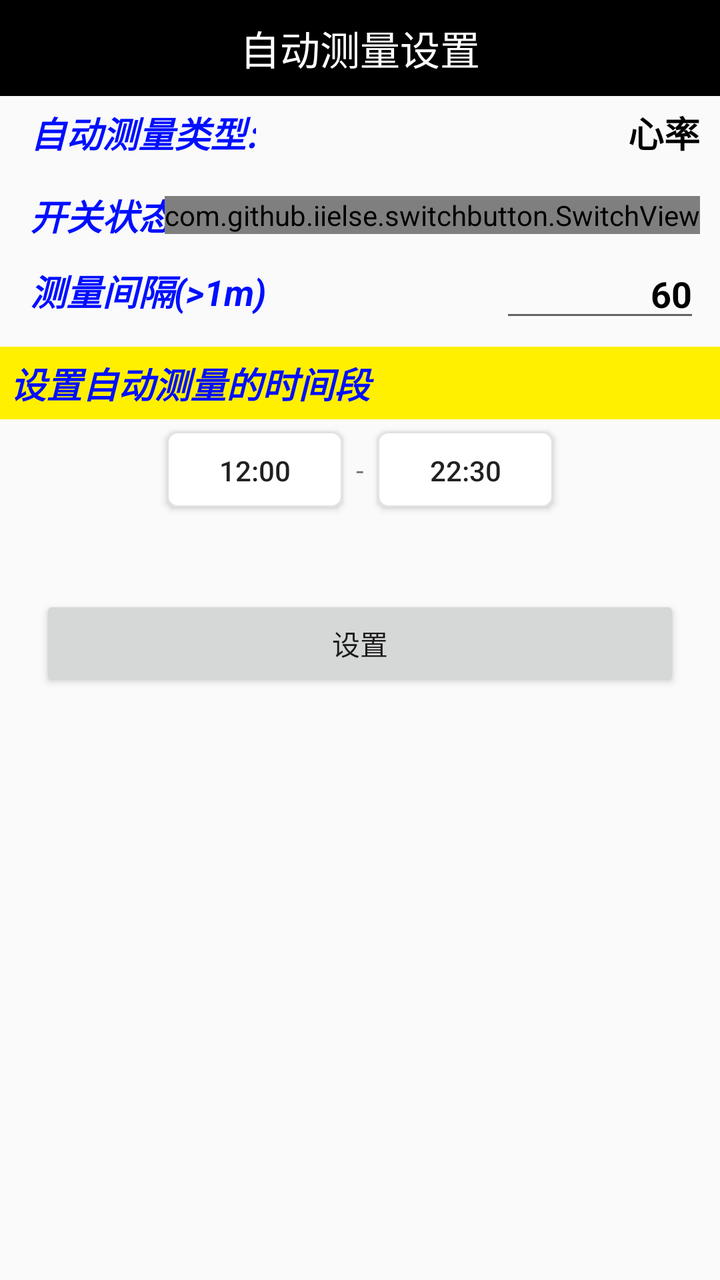
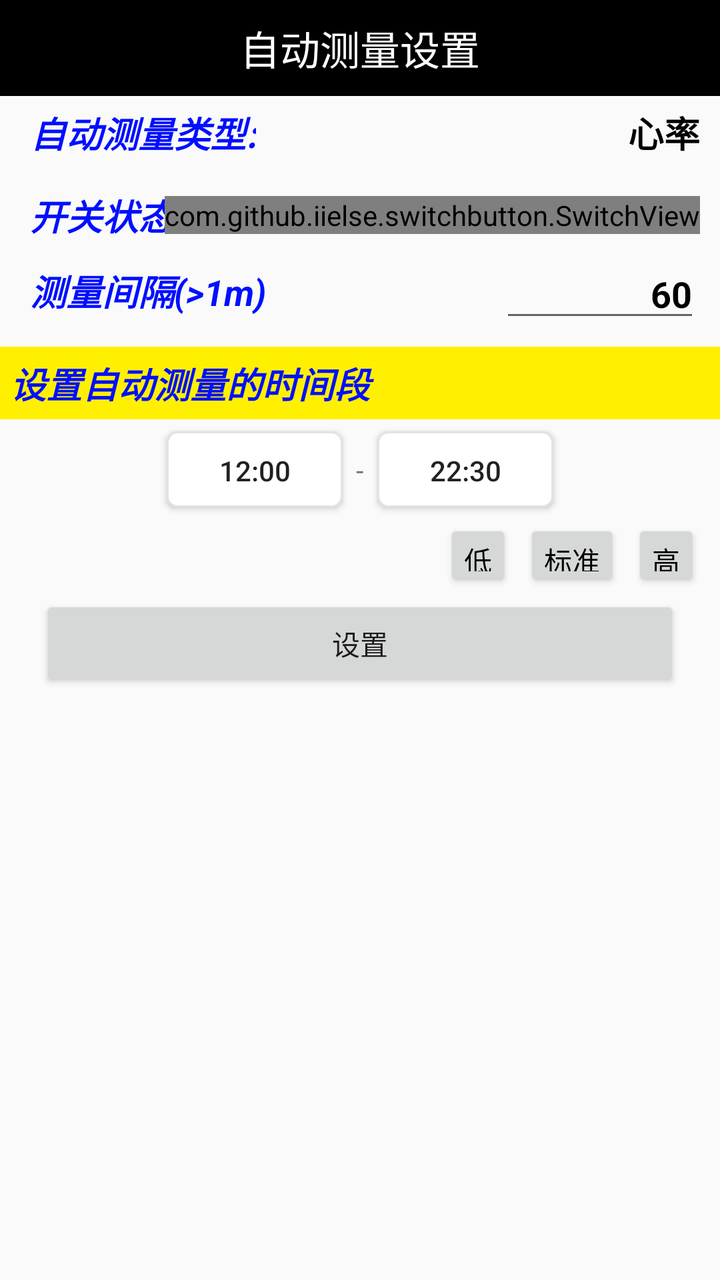

Compare the two renders of this Android layout. The source of the first and the diff that turns it into the second are given below.
<!-- AndroidManifest.xml: application theme AppTheme -->
<!-- res/layout/activity_auto_measure_edit.xml -->
<?xml version="1.0" encoding="utf-8"?>
<androidx.constraintlayout.widget.ConstraintLayout xmlns:android="http://schemas.android.com/apk/res/android"
    xmlns:app="http://schemas.android.com/apk/res-auto"
    android:fitsSystemWindows="true"
    android:layout_width="match_parent"
    android:layout_height="match_parent">

    <TextView
        android:id="@+id/tvTitle"
        android:layout_width="match_parent"
        android:layout_height="48dp"
        android:layout_centerInParent="true"
        android:background="#000"
        android:gravity="center"
        android:text="自动测量设置"
        android:textColor="@android:color/white"
        android:textSize="20sp"
        app:layout_constraintEnd_toEndOf="parent"
        app:layout_constraintStart_toStartOf="parent"
        app:layout_constraintTop_toTopOf="parent" />

    <TextView
        android:id="@+id/tvAutoMeasureTypeTitle"
        android:layout_width="wrap_content"
        android:layout_height="wrap_content"
        android:layout_marginStart="10dp"
        android:padding="5dp"
        android:text="自动测量类型:"
        android:textColor="#000FFF"
        android:textSize="18sp"
        android:textStyle="bold|italic"
        app:layout_constraintStart_toStartOf="parent"
        app:layout_constraintTop_toBottomOf="@id/tvTitle" />

    <TextView
        android:id="@+id/tvAutoMeasureType"
        app:layout_constraintTop_toTopOf="@id/tvAutoMeasureTypeTitle"
        app:layout_constraintBottom_toBottomOf="@id/tvAutoMeasureTypeTitle"
        app:layout_constraintEnd_toEndOf="parent"
        android:layout_marginEnd="10dp"
        android:text="心率"
        android:textSize="18sp"
        android:textColor="#000"
        android:textStyle="bold"
        android:layout_width="wrap_content"
        android:layout_height="wrap_content"/>

    <TextView
        android:id="@+id/tvAutoMeasureStateTitle"
        android:layout_width="wrap_content"
        android:layout_height="wrap_content"
        android:padding="5dp"
        android:text="开关状态:"
        android:layout_marginTop="10dp"
        android:layout_marginStart="10dp"
        android:textColor="#000FFF"
        android:textSize="18sp"
        android:textStyle="bold|italic"
        app:layout_constraintStart_toStartOf="parent"
        app:layout_constraintTop_toBottomOf="@id/tvAutoMeasureType" />

    <com.github.iielse.switchbutton.SwitchView
        android:id="@+id/svStatus"
        android:layout_height="wrap_content"
        android:layout_width="wrap_content"
        app:isOpened="true"
        android:layout_marginEnd="10dp"
        app:layout_constraintTop_toTopOf="@id/tvAutoMeasureStateTitle"
        app:layout_constraintBottom_toBottomOf="@id/tvAutoMeasureStateTitle"
        app:layout_constraintEnd_toEndOf="parent" />

    <TextView
        android:id="@+id/tvStepUnitSet"
        android:layout_width="wrap_content"
        android:layout_height="wrap_content"
        android:padding="5dp"
        android:text="测量间隔(>1m)"
        android:layout_marginTop="10dp"
        android:layout_marginStart="10dp"
        android:textColor="#000FFF"
        android:textSize="18sp"
        android:textStyle="bold|italic"
        app:layout_constraintStart_toStartOf="parent"
        app:layout_constraintTop_toBottomOf="@id/svStatus" />

    <EditText
        android:id="@+id/etInterval"
        app:layout_constraintTop_toTopOf="@id/tvStepUnitSet"
        app:layout_constraintBottom_toBottomOf="@id/tvStepUnitSet"
        app:layout_constraintEnd_toEndOf="parent"
        android:layout_marginEnd="10dp"
        android:text="60"
        android:gravity="end|center_vertical"
        android:inputType="number"
        android:textSize="18sp"
        android:textColor="#000"
        android:textStyle="bold"
        android:layout_width="100dp"
        android:layout_height="wrap_content"/>

    <TextView
        android:id="@+id/tvSetMeasureTime"
        android:layout_width="match_parent"
        android:layout_height="wrap_content"
        android:padding="5dp"
        android:layout_marginTop="10dp"
        android:text="设置自动测量的时间段"
        android:textColor="#000FFF"
        android:background="#FFF000"
        android:textSize="18sp"
        android:textStyle="bold|italic"
        app:layout_constraintStart_toStartOf="parent"
        app:layout_constraintTop_toBottomOf="@id/tvStepUnitSet" />

    <Button
        android:id="@+id/btnStartTimePicker"
        android:layout_width="wrap_content"
        android:layout_height="38dp"
        android:layout_marginStart="20dp"
        android:background="@drawable/date_time_btn_bg"
        android:padding="10dp"
        android:layout_marginTop="6dp"
        android:text="12:00"
        app:layout_constraintEnd_toStartOf="@id/tv_"
        app:layout_constraintTop_toBottomOf="@id/tvSetMeasureTime" />

    <TextView
        android:id="@+id/tv_"
        android:layout_width="wrap_content"
        android:layout_height="wrap_content"
        android:text="  -  "
        app:layout_constraintBottom_toBottomOf="@id/btnStartTimePicker"
        app:layout_constraintEnd_toEndOf="parent"
        app:layout_constraintStart_toStartOf="parent"
        app:layout_constraintTop_toTopOf="@id/btnStartTimePicker" />

    <Button
        android:id="@+id/btnEndTimePicker"
        android:layout_width="wrap_content"
        android:layout_height="38dp"
        android:background="@drawable/date_time_btn_bg"
        android:padding="10dp"
        android:layout_marginTop="6dp"
        android:text="22:30"
        app:layout_constraintStart_toEndOf="@id/tv_"
        app:layout_constraintTop_toBottomOf="@id/tvSetMeasureTime" />

    <TextView
        android:id="@+id/tvSupportInfo"
        app:layout_constraintStart_toStartOf="parent"
        app:layout_constraintEnd_toEndOf="parent"
        android:layout_marginTop="5dp"
        app:layout_constraintTop_toBottomOf="@id/btnStartTimePicker"
        android:textColor="@color/real_red"
        android:layout_width="wrap_content"
        android:layout_height="wrap_content"/>

    <Button
        android:id="@+id/btnSetting"
        app:layout_constraintStart_toStartOf="parent"
        app:layout_constraintEnd_toEndOf="parent"
        android:layout_margin="20dp"
        android:text="设置"
        app:layout_constraintTop_toBottomOf="@id/tvSupportInfo"
        android:layout_width="match_parent"
        android:layout_height="wrap_content"/>

</androidx.constraintlayout.widget.ConstraintLayout>
<!-- resources referenced by this layout -->
<resources>
  <color name="real_red">#f00</color>
  <!-- drawable date_time_btn_bg (drawable) -->
  <?xml version="1.0" encoding="utf-8"?>
  <shape xmlns:android="http://schemas.android.com/apk/res/android">
      <corners android:radius="5dp"/>
      <stroke android:color="#e2e2e2" android:width="1dp"/>
      <solid android:color="#ffffff"/>
  </shape>
  <style name="AppTheme" parent="Theme.AppCompat.Light.NoActionBar">
          
          <item name="colorPrimary">@color/colorPrimary</item>
          <item name="colorPrimaryDark">@color/colorPrimaryDark</item>
          <item name="colorAccent">@color/colorAccent</item>
          
          <item name="android:windowDrawsSystemBarBackgrounds">false</item>
          <item name="android:fitsSystemWindows">true</item>
  
          
          <item name="android:statusBarColor">@color/colorPrimaryDark</item>
  
          
          <item name="android:windowLightStatusBar">true</item>
  
      </style>
  <color name="colorPrimary">#3F51B5</color>
  <color name="colorPrimaryDark">#303F9F</color>
  <color name="colorAccent">#FF4081</color>
</resources>

<!-- the commit's change to res/layout/activity_auto_measure_edit.xml (unified diff, before → after) -->
@@ -155,13 +155,101 @@
         android:layout_width="wrap_content"
         android:layout_height="wrap_content"/>
 
+    <TextView
+        android:id="@+id/tvLowOxygen"
+        android:layout_width="wrap_content"
+        android:layout_height="wrap_content"
+        android:padding="5dp"
+        android:text="低氧提醒(仅血氧):"
+        android:layout_marginTop="10dp"
+        android:layout_marginStart="10dp"
+        android:textColor="#000FFF"
+        android:textSize="18sp"
+        android:textStyle="bold|italic"
+        android:visibility="gone"
+        app:layout_constraintStart_toStartOf="parent"
+        app:layout_constraintTop_toBottomOf="@id/tvSupportInfo" />
+
+    <com.github.iielse.switchbutton.SwitchView
+        android:id="@+id/svLowOxygen"
+        android:layout_width="wrap_content"
+        android:layout_height="wrap_content"
+        app:isOpened="false"
+        android:layout_marginEnd="10dp"
+        android:visibility="gone"
+        app:layout_constraintTop_toTopOf="@id/tvLowOxygen"
+        app:layout_constraintBottom_toBottomOf="@id/tvLowOxygen"
+        app:layout_constraintEnd_toEndOf="parent" />
+
+    <TextView
+        android:id="@+id/tvSensitivity"
+        android:layout_width="wrap_content"
+        android:layout_height="wrap_content"
+        android:padding="5dp"
+        android:text="灵敏度:"
+        android:layout_marginTop="10dp"
+        android:layout_marginStart="10dp"
+        android:textColor="#000FFF"
+        android:textSize="18sp"
+        android:textStyle="bold|italic"
+        android:visibility="gone"
+        app:layout_constraintStart_toStartOf="parent"
+        app:layout_constraintTop_toBottomOf="@id/tvLowOxygen" />
+
+    <LinearLayout
+        android:id="@+id/llSensitivity"
+        android:layout_width="wrap_content"
+        android:layout_height="wrap_content"
+        android:orientation="horizontal"
+        android:visibility="visible"
+        android:layout_marginEnd="10dp"
+        app:layout_constraintTop_toTopOf="@id/tvSensitivity"
+        app:layout_constraintBottom_toBottomOf="@id/tvSensitivity"
+        app:layout_constraintEnd_toEndOf="parent">
+
+        <Button
+            android:id="@+id/btnSensitivityLow"
+            android:layout_width="wrap_content"
+            android:layout_height="36dp"
+            android:layout_marginEnd="6dp"
+            android:paddingStart="10dp"
+            android:paddingEnd="10dp"
+            android:minWidth="0dp"
+            android:textColor="@color/black"
+            android:text="低"
+            android:textSize="14sp" />
+
+        <Button
+            android:id="@+id/btnSensitivityStandard"
+            android:layout_width="wrap_content"
+            android:layout_height="36dp"
+            android:layout_marginEnd="6dp"
+            android:paddingStart="10dp"
+            android:paddingEnd="10dp"
+            android:textColor="@color/black"
+            android:minWidth="0dp"
+            android:text="标准"
+            android:textSize="14sp" />
+
+        <Button
+            android:id="@+id/btnSensitivityHigh"
+            android:layout_width="wrap_content"
+            android:layout_height="36dp"
+            android:paddingStart="10dp"
+            android:paddingEnd="10dp"
+            android:minWidth="0dp"
+            android:textColor="@color/black"
+            android:text="高"
+            android:textSize="14sp" />
+    </LinearLayout>
+
     <Button
         android:id="@+id/btnSetting"
         app:layout_constraintStart_toStartOf="parent"
         app:layout_constraintEnd_toEndOf="parent"
         android:layout_margin="20dp"
         android:text="设置"
-        app:layout_constraintTop_toBottomOf="@id/tvSupportInfo"
+        app:layout_constraintTop_toBottomOf="@id/tvSensitivity"
         android:layout_width="match_parent"
         android:layout_height="wrap_content"/>
 
<!-- resource entries referenced after the edit -->
@@ -1,5 +1,6 @@
 <!-- resources referenced by this layout -->
 <resources>
+  <color name="black">#000000</color>
   <color name="real_red">#f00</color>
   <!-- drawable date_time_btn_bg (drawable) -->
   <?xml version="1.0" encoding="utf-8"?>
